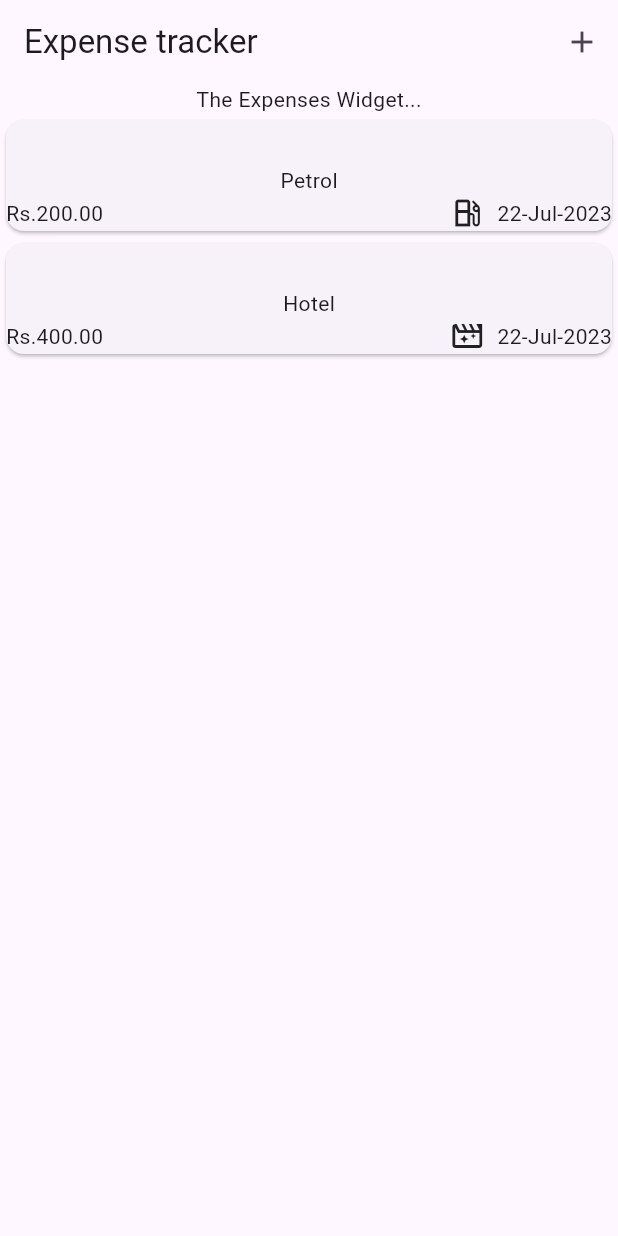
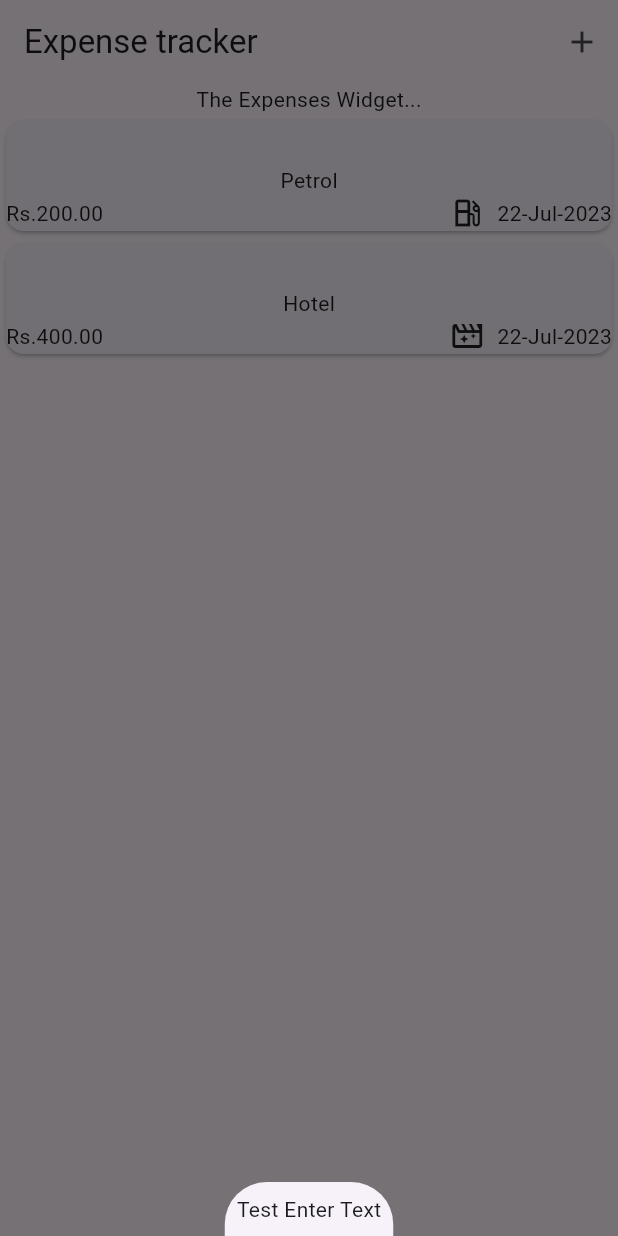
Before and after one commit to bhuphathi/expense_tracker, a Flutter app: the screen it shows after launch, after a tap on the "add" icon, on a phone screen of 412 x 824 dp. Run offline on Flutter 3.47's test engine with Material 2 defaults, Android fonts, the phone set to English and light mode, and no system bars.

Commit message:
feat add expense modal bottom sheet added

```diff
--- a/lib/screens/expenses_screen.dart
+++ b/lib/screens/expenses_screen.dart
@@ -1,6 +1,8 @@
+import 'package:flutter/material.dart';
+
 import 'package:expense_tracker/model/expense.dart';
+import 'package:expense_tracker/screens/helper_widgets/add_expenses.dart';
 import 'package:expense_tracker/screens/helper_widgets/expenses_list.dart';
-import 'package:flutter/material.dart';
 
 class ExpensesScreen extends StatefulWidget {
   const ExpensesScreen({super.key});
@@ -25,6 +27,13 @@ class _ExpensesScreenState extends State<ExpensesScreen> {
     ),
   ];
 
+  void addExpenses() {
+    showModalBottomSheet(
+      context: context,
+      builder: (ctx) => const AddExpenses(),
+    );
+  }
+
   @override
   Widget build(context) {
     return Scaffold(
@@ -32,7 +41,7 @@ class _ExpensesScreenState extends State<ExpensesScreen> {
         title: const Text("Expense tracker"),
         actions: [
           IconButton(
-            onPressed: () {},
+            onPressed: addExpenses,
             icon: const Icon(Icons.add),
           ),
         ],
--- /dev/null
+++ b/lib/screens/helper_widgets/add_expenses.dart
@@ -0,0 +1,18 @@
+import 'package:flutter/material.dart';
+
+class AddExpenses extends StatefulWidget {
+  const AddExpenses({super.key});
+
+  @override
+  State<AddExpenses> createState() => _AddExpenses();
+}
+
+class _AddExpenses extends State<AddExpenses> {
+  @override
+  Widget build(context) {
+    return const Padding(
+      padding: EdgeInsets.all(8),
+      child: Text("Test Enter Text"),
+    );
+  }
+}
```
